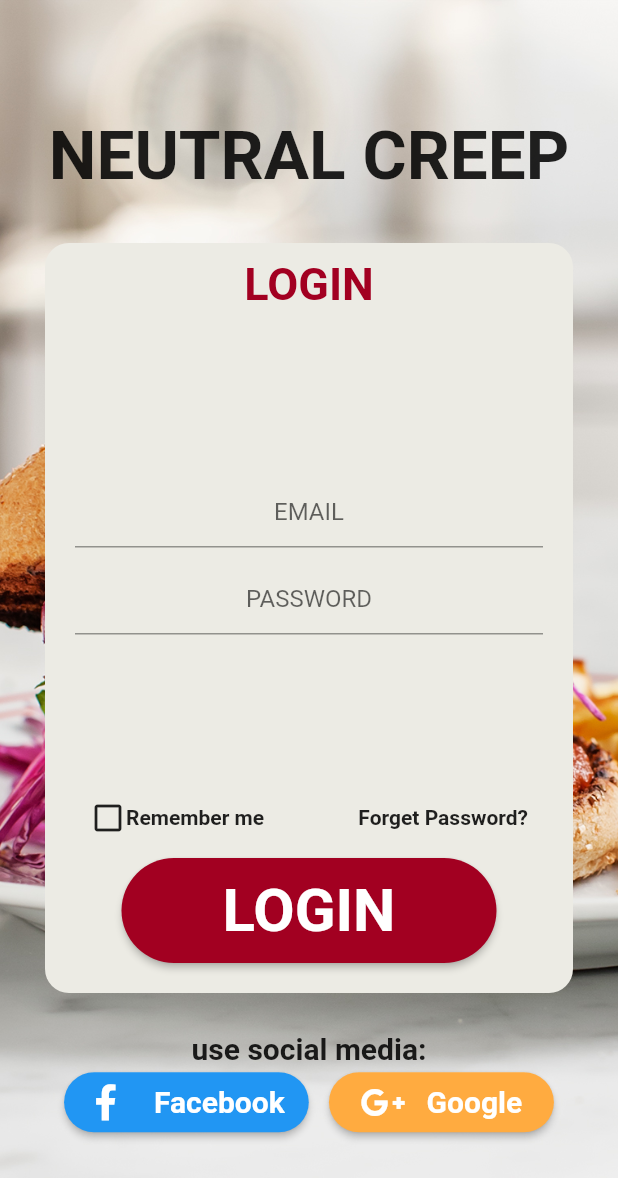
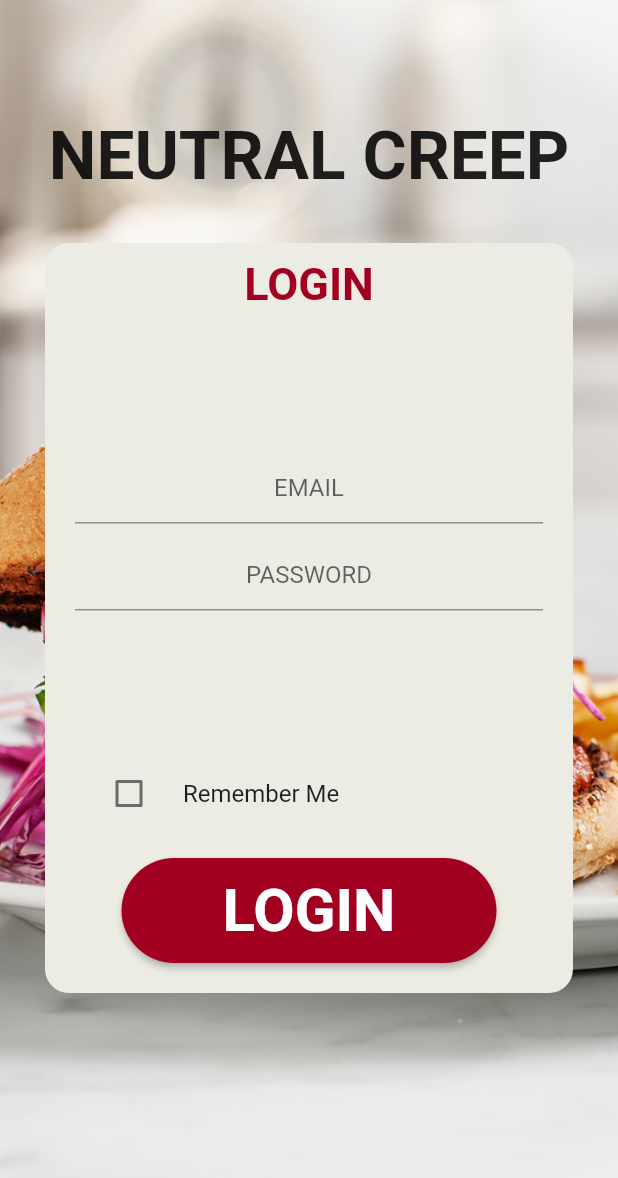
Before and after one commit to neutralcreepdev/neutralcreepdev-employee, a Flutter app: the LoginSignUpPage screen opened directly, on a phone screen of 412 x 824 dp. Shown: the top 1178 px of the screen. Run offline on Flutter 3.47's test engine with Material 2 defaults, Android fonts, the phone set to English and light mode, and no system bars; our stand-ins replace cloud_firestore, firebase_auth, flutter_spinkit, fluttertoast, font_awesome_flutter, google_sign_in and 4 more; missing offline and left inert: barcode_scan, encrypt; accounts and stored records are empty.

Commit message:
Employee v1.9
- Changes to loginSignupPage, PackagerHomeScreen, PackagerOrderScreen and google-services.json

```diff
--- a/lib/pages/loginSignupPage.dart
+++ b/lib/pages/loginSignupPage.dart
@@ -1,4 +1,8 @@
+import 'dart:typed_data';
+
+import 'package:encrypt/encrypt.dart' as encPkg;
 import 'package:flutter/material.dart';
+import 'package:encrypt/encrypt.dart';
 import 'package:fluttertoast/fluttertoast.dart';
 import 'package:font_awesome_flutter/font_awesome_flutter.dart';
 import 'package:firebase_auth/firebase_auth.dart';
@@ -6,6 +10,7 @@ import 'package:flutter_spinkit/flutter_spinkit.dart';
 import 'package:cloud_firestore/cloud_firestore.dart';
 import 'package:neutral_creep_dev/models/customer.dart';
 import 'package:neutral_creep_dev/models/employee.dart';
+import 'package:shared_preferences/shared_preferences.dart';
 
 import '../helpers/color_helper.dart';
 
@@ -25,11 +30,66 @@ class _LoginSignUpPageState extends State<LoginSignUpPage> {
   final _formKey = GlobalKey<FormState>();
   final _passKey = GlobalKey<FormFieldState>();
   final _auth = AuthService();
+  final _edb = EDBService();
+  bool isRememberMe = false;
+  String _email, _password;
+  SharedPreferences sp;
+  TextEditingController emailText = new TextEditingController();
+  TextEditingController passwordText = new TextEditingController();
 
-  //final _db = DBService();
-  final _edb = EDBService();
-  var isRememberMe = false;
-  String _email, _password;
+  //Encryption AES and RSA
+  static final key = encPkg.Key.fromUtf8('CSIT-321 FYPQRCODEORDERINGSYSTEM');
+  final iv = IV.fromLength(16);
+  final enc = Encrypter(AES(key));
+
+  void initState() {
+    super.initState();
+    getEmailPassword();
+  }
+
+  _onChanged(bool value) async {
+    sp = await SharedPreferences.getInstance();
+    setState(() {
+      isRememberMe = value;
+      if(isRememberMe) {
+        if(emailText.text!="" && passwordText.text!="") {
+          final emailEnc = enc.encrypt(emailText.text, iv: iv);
+          final passwordEnc = enc.encrypt(passwordText.text, iv: iv);
+          sp.setBool("check", isRememberMe);
+          sp.setString("email", emailEnc.base64);
+          sp.setString("password", passwordEnc.base64);
+          sp.commit();
+          getEmailPassword();
+        }
+      } else {
+        sp.clear();
+      }
+
+    });
+  }
+
+  getEmailPassword() async {
+    sp = await SharedPreferences.getInstance();
+    setState(() {
+      isRememberMe = sp.getBool("check");
+      if (isRememberMe != null) {
+        if (isRememberMe) {
+          if(sp.getString("email")!="" && sp.getString("password")!="") {
+            String decEmailText = enc.decrypt64(sp.getString("email"), iv: iv);
+            String decPasswordText = enc.decrypt64(sp.getString("password"), iv: iv);
+            emailText.text = decEmailText;
+            passwordText.text = decPasswordText;
+          }
+        } else {
+          emailText.clear();
+          passwordText.clear();
+          sp.clear();
+        }
+      } else {
+        isRememberMe = false;
+      }
+    });
+  }
 
   Container buildLoginSignUpButtonContainer() {
     return Container(
@@ -69,37 +129,54 @@ class _LoginSignUpPageState extends State<LoginSignUpPage> {
     );
   }
 
+//  Container buildRememberMeAndForgetPassContainer() {
+//    return Container(
+//      padding: EdgeInsets.only(left: 30, right: 30),
+//      child: Row(
+//        mainAxisAlignment: MainAxisAlignment.spaceBetween,
+//        children: <Widget>[
+//          InkWell(
+//            onTap: () {
+//              setState(() {
+//                if (isRememberMe) {
+//                  isRememberMe = false;
+//                } else {
+//                  isRememberMe = true;
+//                }
+//              });
+//            },
+//            child: Container(
+//                child: Row(
+//              children: <Widget>[
+//                isRememberMe
+//                    ? Icon(Icons.check_box)
+//                    : Icon(Icons.check_box_outline_blank),
+//               Text("Remember me",
+//                    style: TextStyle(fontWeight: FontWeight.bold)),
+//              ],
+//            )),
+//          ),
+//          Text(
+//            "Forget Password?",
+//            style: TextStyle(fontWeight: FontWeight.bold),
+//          )
+//        ],
+//      ),
+//    );
+//  }
+
   Container buildRememberMeAndForgetPassContainer() {
-    return Container(
-      padding: EdgeInsets.only(left: 30, right: 30),
-      child: Row(
-        mainAxisAlignment: MainAxisAlignment.spaceBetween,
+    return new Container(
+      padding: EdgeInsets.only(right: 20.0, left: 20.0),
+      child: new Column(
+        mainAxisAlignment: MainAxisAlignment.start,
         children: <Widget>[
-          InkWell(
-            onTap: () {
-              setState(() {
-                if (isRememberMe) {
-                  isRememberMe = false;
-                } else {
-                  isRememberMe = true;
-                }
-              });
-            },
-            child: Container(
-                child: Row(
-              children: <Widget>[
-                isRememberMe
-                    ? Icon(Icons.check_box)
-                    : Icon(Icons.check_box_outline_blank),
-                Text("Remember me",
-                    style: TextStyle(fontWeight: FontWeight.bold)),
-              ],
-            )),
+          new CheckboxListTile(
+            value: isRememberMe,
+            onChanged: _onChanged,
+            title: new Text("Remember Me"),
+            controlAffinity: ListTileControlAffinity.leading,
           ),
-          Text(
-            "Forget Password?",
-            style: TextStyle(fontWeight: FontWeight.bold),
-          )
         ],
       ),
     );
@@ -221,6 +298,7 @@ class _LoginSignUpPageState extends State<LoginSignUpPage> {
                               //  Email text form ====================================
                               TextFormField(
                                 textAlign: TextAlign.center,
+                                controller: emailText,
                                 decoration: InputDecoration(
                                   hintText: "EMAIL",
                                 ),
@@ -241,6 +319,7 @@ class _LoginSignUpPageState extends State<LoginSignUpPage> {
                                 key: _passKey,
                                 obscureText: true,
                                 textAlign: TextAlign.center,
+                                controller: passwordText,
                                 decoration: InputDecoration(
                                   hintText: "PASSWORD",
                                 ),
@@ -295,6 +374,7 @@ class _LoginSignUpPageState extends State<LoginSignUpPage> {
                                               .getEmployeeData(userValue.uid)
                                               .then((employee) {
                                             if (employee.role == "Delivery") {
+                                              _onChanged(isRememberMe);
                                               Navigator.of(context)
                                                   .pushReplacement(
                                                   MaterialPageRoute(
@@ -308,6 +388,15 @@ class _LoginSignUpPageState extends State<LoginSignUpPage> {
                                                               auth: _auth,
                                                               edb: _edb)));
                                             } else if (employee.role == "Packer") {
+//                                              Navigator.of(context).pushAndRemoveUntil(
+//                                                  new MaterialPageRoute(
+//                                                      builder: (BuildContext context) => new PackagerHomePage(
+//                                                          employee:
+//                                                          employee,
+//                                                          auth: _auth,
+//                                                          edb: _edb)),
+//                                                      (Route<dynamic> route) => false);
+                                            _onChanged(isRememberMe);
                                               Navigator.of(context)
                                                   .pushReplacement(
                                                   MaterialPageRoute(
@@ -372,9 +461,6 @@ class _LoginSignUpPageState extends State<LoginSignUpPage> {
                 ),
               ),
             ),
-
-            //  facebook and google signup/login container ====================================
-            buildSocialSignUpContainer()
           ],
         ),
       ),
--- a/pubspec.yaml
+++ b/pubspec.yaml
@@ -30,6 +30,8 @@ dependencies:
   timeago: ^2.0.20
   progress_dialog: ^1.2.0
   pull_to_refresh: ^1.5.7
+  shared_preferences: ^0.4.3
+  encrypt: ^3.3.1
 
   firebase_core: ^0.4.0+9
   firebase_analytics: ^5.0.2
```
Also changed, not shown: lib/pages/PackagerHomeScreen.dart (+5 -3 lines), lib/pages/PackagerOrderScreen.dart (+7 -26 lines), pubspec.lock, 1 other file.
